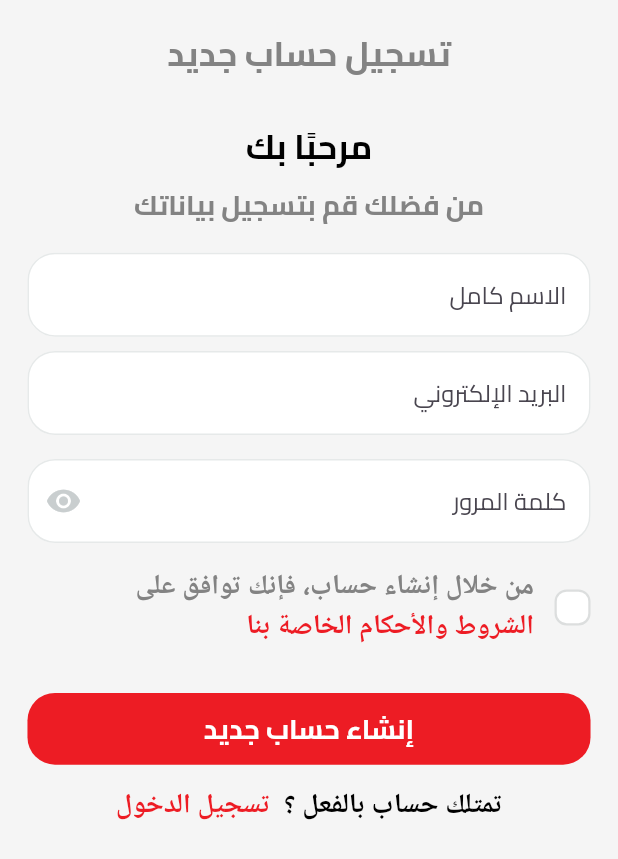
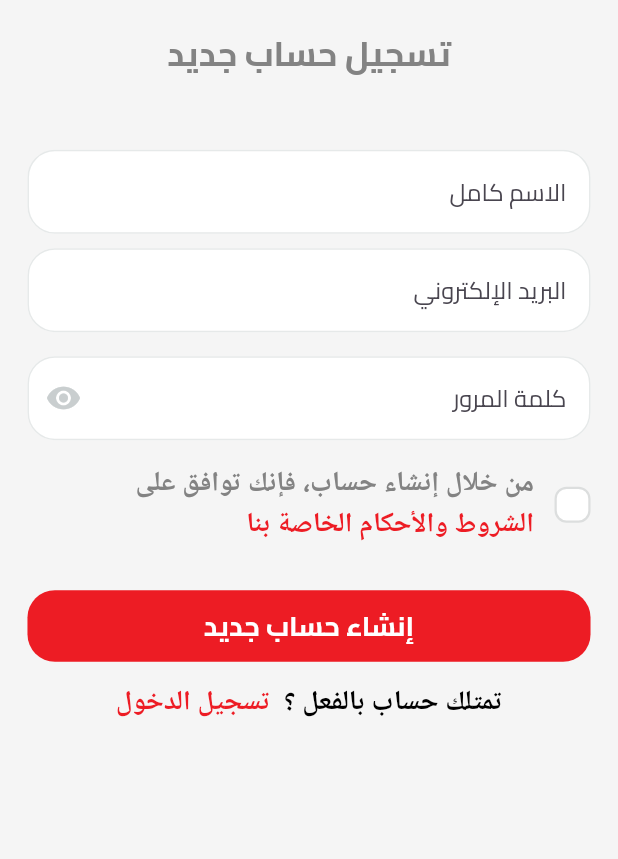
Before and after one commit to ibrahimsiam25/west_elbalad, a Flutter app: the SignupView screen opened by its route, on a phone screen of 412 x 824 dp. Shown: the top 859 px of the screen. Run offline on Flutter 3.47's test engine with Material 3 defaults, Android fonts, the phone set to English and light mode, and no system bars; drawn by our look-alikes of modal_progress_hud_nsn; our stand-ins replace bloc, cached_network_image, cloud_firestore, dartz, firebase_auth, firebase_core and 11 more; missing offline and left inert: flutter_facebook_auth, svg_flutter; accounts and stored records are empty; network calls fail.

Commit message:
Auth done.

```diff
--- a/lib/features/auth/presentation/views/widgets/signup_view_body.dart
+++ b/lib/features/auth/presentation/views/widgets/signup_view_body.dart
@@ -43,22 +43,7 @@ class _SignupViewBodyState extends State<SignupViewBody> {
                     color: AppColors.darkGrey,
                   ),
                 ),
-                SizedBox(height: 24.h),
-                Text(
-                  "مرحبًا بك",
-                  style: AppStyles.title,
-                ),
-                SizedBox(height: 8.0.h),
-                Align(
-                  child: Text(
-                    "من فضلك قم بتسجيل بياناتك",
-                    textAlign: TextAlign.center,
-                    style: AppStyles.semiBold16.copyWith(
-                      color: AppColors.darkGrey,
-                    ),
-                  ),
-                ),
-                SizedBox(height: 16.0.h),
+                SizedBox(height: 40.0.h),
                 //Name
                 CustomTextFormField(
                   onSaved: (value) {
```
Also changed, not shown: lib/features/auth/presentation/views/widgets/signin_view_body.dart (+1 -21 lines).
